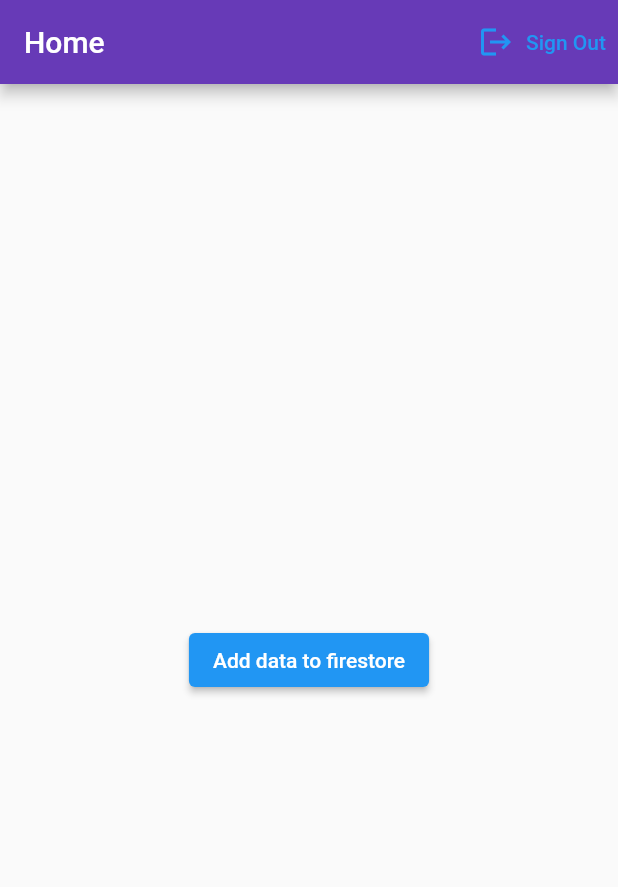
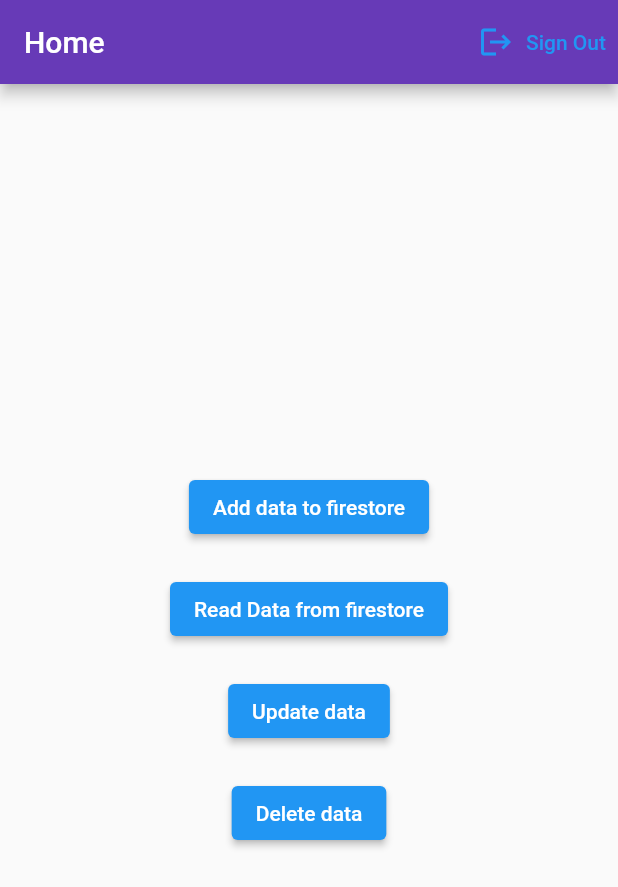
Before and after one commit to makgr/flutter_firebase, a Flutter app: the screen it shows after launch, after a tap on "Add data to firestore", on a phone screen of 412 x 824 dp. Shown: the top 887 px of the screen. Run offline on Flutter 3.47's test engine with Material 2 defaults, Android fonts, the phone set to English and light mode, and no system bars; our stand-ins replace cloud_firestore, firebase_auth, firebase_core, flutter_signin_button, google_sign_in; accounts and stored records are empty.

Commit message:
crud firestore

```diff
--- a/lib/screens/home_screen.dart
+++ b/lib/screens/home_screen.dart
@@ -27,12 +27,47 @@ class Homescreen extends StatelessWidget {
             ElevatedButton(
               onPressed: ()async{
                 CollectionReference users = firestore.collection('users');
-                await users.add({
-                  'name':'Khan'
+                // await users.add({
+                //   'name':'Khan'
+                // });
+                await users.doc('flutter123').set({
+                  'name': "google flutter"
                 });
               },
               child: Text('Add data to firestore'),
-              )
+              ),
+              SizedBox(height: 20,),
+              ElevatedButton(
+                onPressed: ()async{
+                CollectionReference users = firestore.collection('users');
+                // QuerySnapshot allResult = await users.get();
+                // allResult.docs.forEach((DocumentSnapshot result) {
+                //   print(result.data());
+                // });
+                // DocumentSnapshot result = await users.doc('flutter123').get();
+                // print(result.data());
+                users.doc('flutter123').snapshots().listen((result) {
+                  print(result.data());
+                });
+              },
+               child: Text('Read Data from firestore'),
+               ),
+               SizedBox(height: 20,),
+               ElevatedButton(
+                 onPressed: ()async{
+                   await firestore.collection('users').doc('flutter123').update({
+                     'name' : 'flutter firebase'
+                   });
+                 },
+                 child: Text('Update data'),
+                 ),
+                 SizedBox(height: 20,),
+               ElevatedButton(
+                 onPressed: ()async{
+                   await firestore.collection('users').doc('flutter123').delete();
+                 },
+                 child: Text('Delete data'),
+                 ),
           ],
         ),
       ),
```
